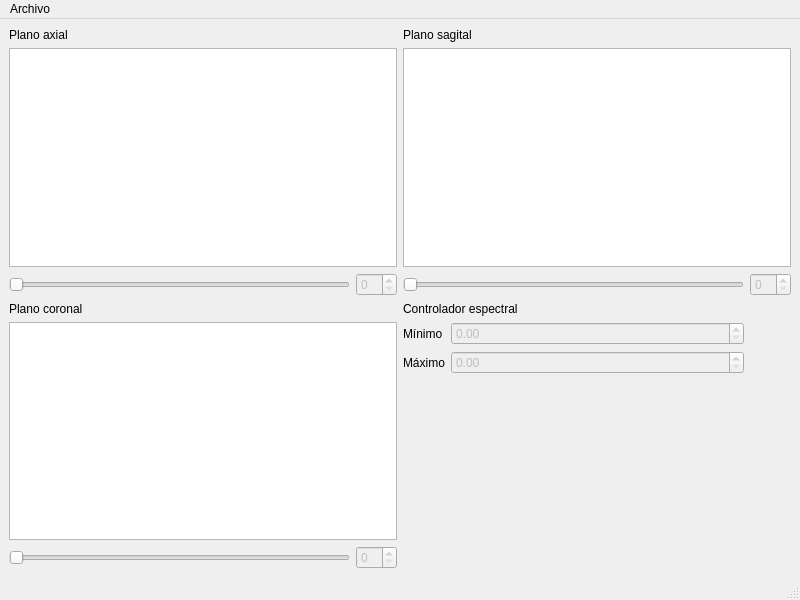
First picture: the form in form.ui, repository ulisesoldemar/QDicom-viewer, before the edit.
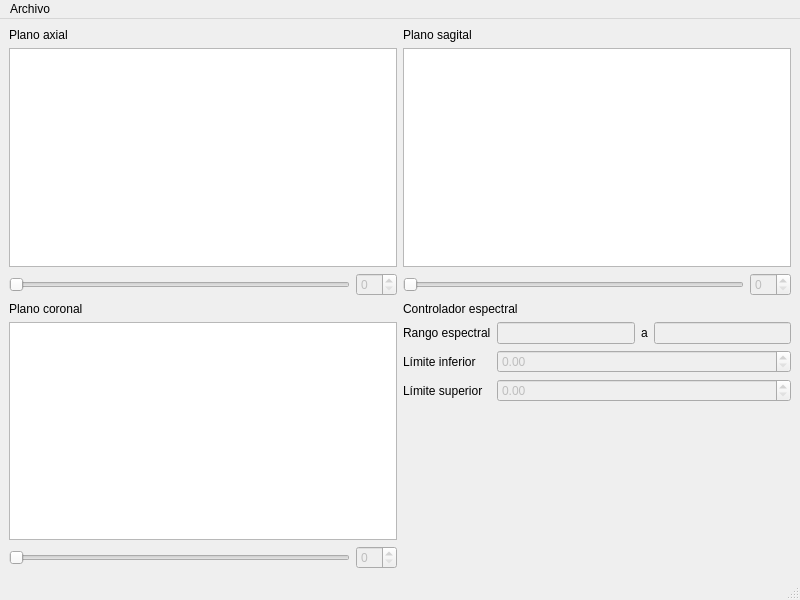
Second picture: the form after the edit.

Commit message: Agregado label para saber el límite espectral

What changed in the file:
```diff
--- a/form.ui
+++ b/form.ui
@@ -98,44 +98,76 @@
       <item row="4" column="0" colspan="2">
        <widget class="QGraphicsView" name="coronalView"/>
       </item>
-      <item row="4" column="2">
+      <item row="3" column="2">
+       <widget class="QLabel" name="label_6">
+        <property name="text">
+         <string>Controlador espectral</string>
+        </property>
+       </widget>
+      </item>
+      <item row="4" column="2" colspan="2">
        <layout class="QFormLayout" name="formLayout">
-        <item row="0" column="0">
-         <widget class="QLabel" name="label_4">
-          <property name="text">
-           <string>Mínimo</string>
-          </property>
-         </widget>
-        </item>
         <item row="1" column="0">
-         <widget class="QLabel" name="label_5">
+         <widget class="QLabel" name="label_4">
           <property name="text">
-           <string>Máximo</string>
+           <string>Límite inferior</string>
           </property>
          </widget>
         </item>
         <item row="1" column="1">
+         <widget class="QDoubleSpinBox" name="minDoubleSpinBox">
+          <property name="enabled">
+           <bool>false</bool>
+          </property>
+         </widget>
+        </item>
+        <item row="2" column="0">
+         <widget class="QLabel" name="label_5">
+          <property name="text">
+           <string>Límite superior</string>
+          </property>
+         </widget>
+        </item>
+        <item row="2" column="1">
          <widget class="QDoubleSpinBox" name="maxDoubleSpinBox">
           <property name="enabled">
            <bool>false</bool>
           </property>
          </widget>
         </item>
+        <item row="0" column="0">
+         <widget class="QLabel" name="label_7">
+          <property name="text">
+           <string>Rango espectral</string>
+          </property>
+         </widget>
+        </item>
         <item row="0" column="1">
-         <widget class="QDoubleSpinBox" name="minDoubleSpinBox">
+         <layout class="QHBoxLayout" name="horizontalLayout">
+          <item>
+           <widget class="QLineEdit" name="minLineEdit">
           <property name="enabled">
            <bool>false</bool>
           </property>
          </widget>
         </item>
-       </layout>
-      </item>
-      <item row="3" column="2">
-       <widget class="QLabel" name="label_6">
+          <item>
+           <widget class="QLabel" name="label_9">
         <property name="text">
-         <string>Controlador espectral</string>
-        </property>
-       </widget>
+             <string>a</string>
+            </property>
+           </widget>
+          </item>
+          <item>
+           <widget class="QLineEdit" name="maxLineEdit">
+            <property name="enabled">
+             <bool>false</bool>
+            </property>
+           </widget>
+          </item>
+         </layout>
+        </item>
+       </layout>
       </item>
      </layout>
     </item>
```
Lines whose indentation alone changed are shown as unchanged. The commit also changes 2 other files.
